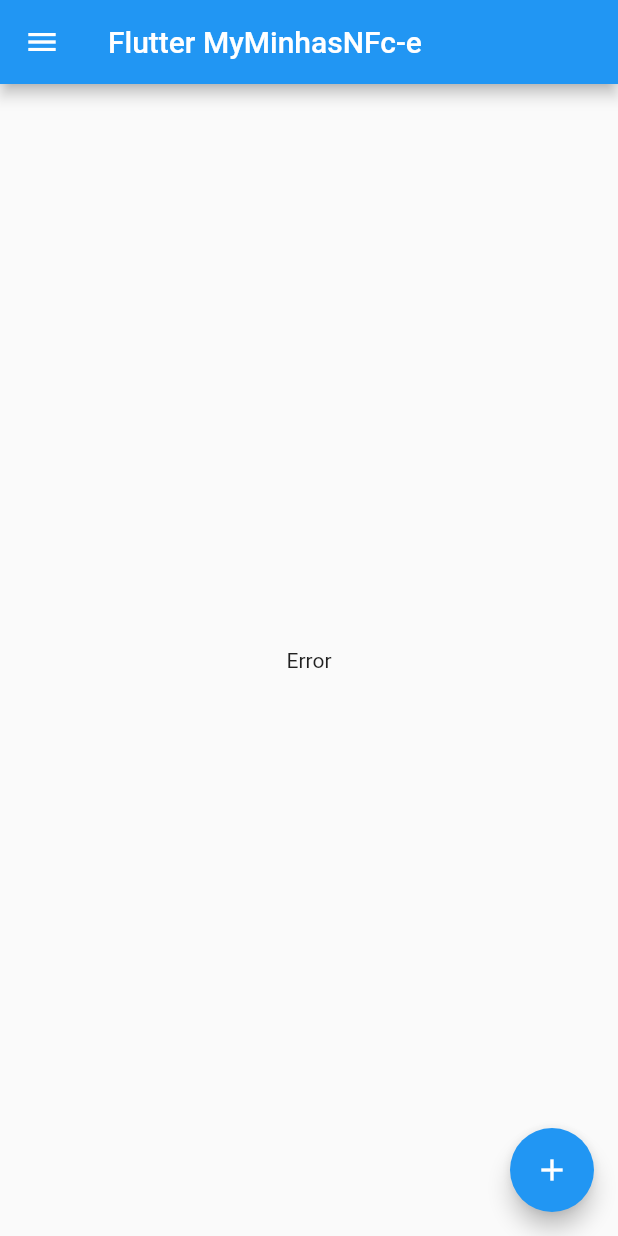
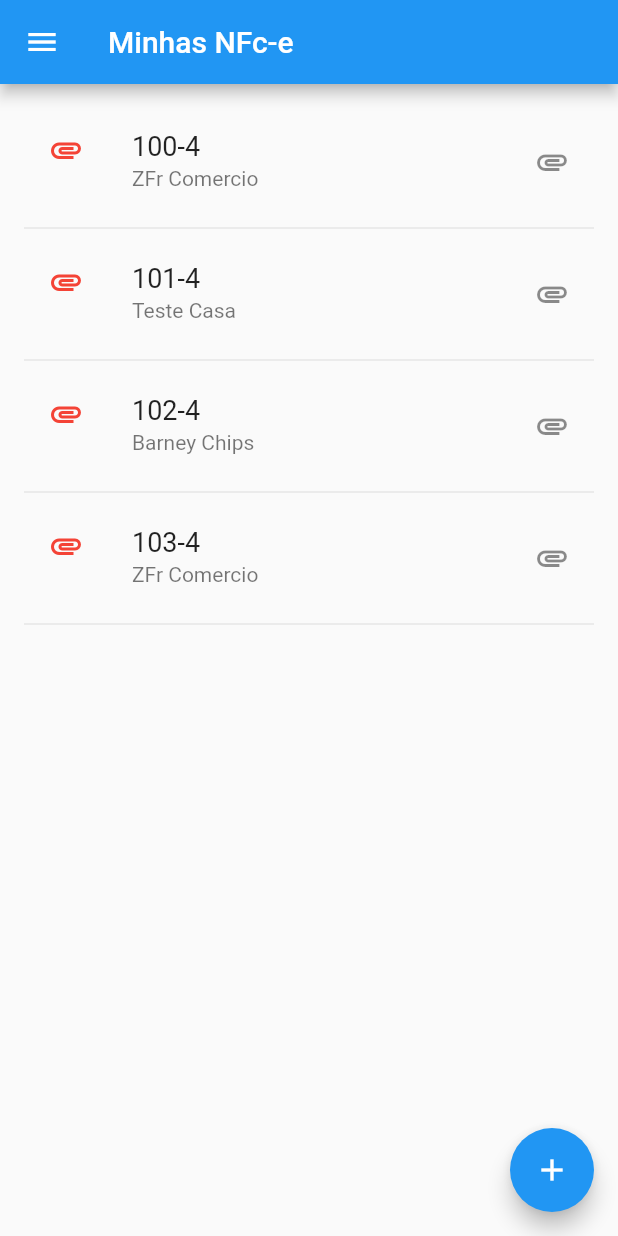
Before and after one commit to vitordm/Flutter.MinhasNFce, a Flutter app: the screen it shows after launch, on a phone screen of 412 x 824 dp. Run offline on Flutter 3.47's test engine with Material 2 defaults, Android fonts, the phone set to English and light mode, and no system bars.

Commit message:
Adicionando fragmentos e listagem de NFce

```diff
--- /dev/null
+++ b/lib/fragments/nfce_list_fragment.dart
@@ -0,0 +1,59 @@
+import 'package:flutter/material.dart';
+import 'package:flutter_minhas_nfce/models/nfce.dart';
+import 'package:flutter_minhas_nfce/models/nfce_comercio.dart';
+
+class NfceListFragment extends StatefulWidget {
+  final title = "Minhas NFc-e";
+  final List<NFce> nfces = List.from([
+    NFce(1, 100, 4).resolveSomething(
+        NFceComercio.withRazaoSocial('ZFr Comercio', '00.000.000/0001-88')),
+    NFce(1, 101, 4).resolveSomething(
+        NFceComercio.withRazaoSocial('Teste Casa', '00.000.000/0002-88')),
+    NFce(1, 102, 4).resolveSomething(
+        NFceComercio.withRazaoSocial('Barney Chips', '00.000.000/0003-88')),
+    NFce(1, 103, 4).resolveSomething(
+        NFceComercio.withRazaoSocial('ZFr Comercio', '00.000.000/0001-88')),
+  ]);
+
+  @override
+  State<StatefulWidget> createState() => NfceListFragmentState();
+}
+
+class NfceListFragmentState extends State<NfceListFragment> {
+  final _biggerFont = const TextStyle(fontSize: 18.0);
+
+  @override
+  Widget build(BuildContext context) {
+    return _buildList();
+  }
+
+  _buildList() {
+    return ListView.builder(
+      padding: const EdgeInsets.all(16.0),
+      itemBuilder: (context, i) {
+        if (i.isOdd) return Divider();
+        final index = i ~/ 2;
+        if (index >= widget.nfces.length) {
+          return null;
+        }
+
+        return _buildRow(widget.nfces[index]);
+      },
+    );
+  }
+
+  _buildRow(NFce nfc) {
+    return ListTile(
+      title: Text(
+        nfc.numeroSerie,
+        style: _biggerFont,
+      ),
+      subtitle: Text(nfc.nFceComercio.toString()),
+      trailing: new Icon(Icons.attachment),
+      leading: new Icon(Icons.attachment, color: Colors.red,),
+      onTap: () {
+        setState(() {});
+      },
+    );
+  }
+}
--- a/lib/pages/home_page.dart
+++ b/lib/pages/home_page.dart
@@ -1,19 +1,27 @@
 import 'package:flutter/material.dart';
+import 'package:flutter_minhas_nfce/fragments/nfce_list_fragment.dart';
+
+enum Menu {
+  Home,
+  ListaNFce,
+  QrCodes,
+  About,
+}
 
 class DrawerItem {
+  final Menu menu;
   final String title;
   final IconData icon;
-  DrawerItem(this.title, this.icon);
+  DrawerItem(this.menu, this.title, this.icon);
 }
 
 class HomePage extends StatefulWidget {
   HomePage({Key key}) : super(key: key);
 
-  final String title = 'Flutter MyMinhasNFc-e';
   final drawerItens = [
-    new DrawerItem("Fragment 1", Icons.adb),
-    new DrawerItem("Fragment 2", Icons.add_to_queue),
-    new DrawerItem("Fragment 3", Icons.info),
+    new DrawerItem(Menu.Home, "Home", Icons.apps),
+    new DrawerItem(Menu.ListaNFce, "NFc-e", Icons.format_list_numbered),
+    new DrawerItem(Menu.About, "Sobre", Icons.info),
   ];
 
   @override
@@ -21,46 +29,56 @@ class HomePage extends StatefulWidget {
 }
 
 class HomePageState extends State<HomePage> {
-  int _selectedDrawerIndex = 0;
+  Menu _menuSelecionado = Menu.Home;
+  String title = "Home";
 
-  _getDrawerItemWidget(int pos) {
-    switch (pos) {
-      /*
-      case 1:
-        return Fragment();
+  _getDrawerItemWidget(Menu menu) {
+    this.title = "Home";
 
-      */
+    switch (menu) {
+      case Menu.Home:
+      case Menu.ListaNFce:
+        var fragment = NfceListFragment();
+        title = fragment.title;
+        return fragment;
       default:
         return Text('Error');
     }
   }
 
-  _onSelectItem(int index) {
+  _onSelectItem(Menu menu) {
     setState(() {
-      _selectedDrawerIndex = index;
+      _menuSelecionado = menu;
     });
     Navigator.of(context).pop(); // close the drawer
   }
 
   @override
   Widget build(BuildContext context) {
-
     var drawerItens = <Widget>[];
-    var i = 0;
-    for (var drawerItem in widget.drawerItens) {
+    for (var i = 0; i < widget.drawerItens.length; i++) {
+      var drawerItem = widget.drawerItens[i];
       drawerItens.add(ListTile(
-                leading: Icon(drawerItem.icon),
-                title: Text(drawerItem.title),
-                selected: i == _selectedDrawerIndex,
-                onTap: () => _onSelectItem(i),
-              ));
-              i++;
+        leading: Icon(drawerItem.icon),
+        title: Text(drawerItem.title),
+        selected: drawerItem.menu == _menuSelecionado,
+        onTap: () => _onSelectItem(drawerItem.menu),
+      ));
     }
 
+    var fragment = _getDrawerItemWidget(_menuSelecionado);
+    FloatingActionButton floatActionButton;
+    if (_menuSelecionado == Menu.Home) {
+      floatActionButton = FloatingActionButton(
+        onPressed: () => {},
+        tooltip: 'Increment',
+        child: Icon(Icons.add),
+      );
+    }
 
     return Scaffold(
       appBar: AppBar(
-        title: Text(widget.title),
+        title: Text(this.title),
       ),
       drawer: new Drawer(
         child: Column(
@@ -73,14 +91,9 @@ class HomePageState extends State<HomePage> {
           ],
         ),
       ),
-      body: Center(
-        child: _getDrawerItemWidget(_selectedDrawerIndex)
-      ),
-      floatingActionButton: FloatingActionButton(
-        onPressed: () => {},
-        tooltip: 'Increment',
-        child: Icon(Icons.add),
-      ), // This trailing comma makes auto-formatting nicer for build methods.
+      body: Center(child: fragment),
+      floatingActionButton:
+          floatActionButton,
     );
   }
 }
```
